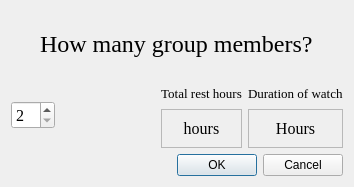
Above: restdialog.ui from HTalarmo/dnd-calendar before the change. Below: the same form after it.
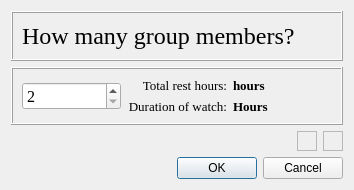
That is the form after the change.

Commit message: Prettied up the rest dialog

```diff
--- a/restdialog.ui
+++ b/restdialog.ui
@@ -15,7 +15,14 @@
   </property>
   <layout class="QVBoxLayout" name="verticalLayout">
    <item>
-    <layout class="QHBoxLayout" name="header_layout">
+    <widget class="QFrame" name="frame_3">
+     <property name="frameShape">
+      <enum>QFrame::Box</enum>
+     </property>
+     <property name="frameShadow">
+      <enum>QFrame::Raised</enum>
+     </property>
+     <layout class="QHBoxLayout" name="horizontalLayout_3">
      <item>
       <spacer name="header_spacer_L">
        <property name="orientation">
@@ -23,7 +30,7 @@
        </property>
        <property name="sizeHint" stdset="0">
         <size>
-         <width>40</width>
+          <width>0</width>
          <height>20</height>
         </size>
        </property>
@@ -56,10 +63,86 @@
       </spacer>
      </item>
     </layout>
+    </widget>
    </item>
    <item>
-    <layout class="QHBoxLayout" name="lower_layout">
-     <item>
+    <widget class="QFrame" name="frame_4">
+     <property name="frameShape">
+      <enum>QFrame::Box</enum>
+     </property>
+     <property name="frameShadow">
+      <enum>QFrame::Raised</enum>
+     </property>
+     <layout class="QGridLayout" name="gridLayout">
+      <item row="1" column="2">
+       <widget class="QLabel" name="duration_hours">
+        <property name="font">
+         <font>
+          <family>Georgia</family>
+          <pointsize>10</pointsize>
+          <weight>75</weight>
+          <bold>true</bold>
+         </font>
+        </property>
+        <property name="text">
+         <string>Hours</string>
+        </property>
+        <property name="alignment">
+         <set>Qt::AlignLeading|Qt::AlignLeft|Qt::AlignVCenter</set>
+        </property>
+       </widget>
+      </item>
+      <item row="1" column="1">
+       <widget class="QLabel" name="duration_label">
+        <property name="font">
+         <font>
+          <family>Georgia</family>
+          <pointsize>10</pointsize>
+         </font>
+        </property>
+        <property name="text">
+         <string>Duration of watch:</string>
+        </property>
+        <property name="alignment">
+         <set>Qt::AlignRight|Qt::AlignTrailing|Qt::AlignVCenter</set>
+        </property>
+       </widget>
+      </item>
+      <item row="0" column="1">
+       <widget class="QLabel" name="rest_label">
+        <property name="font">
+         <font>
+          <family>Georgia</family>
+          <pointsize>10</pointsize>
+         </font>
+        </property>
+        <property name="text">
+         <string>Total rest hours:</string>
+        </property>
+        <property name="alignment">
+         <set>Qt::AlignRight|Qt::AlignTrailing|Qt::AlignVCenter</set>
+        </property>
+       </widget>
+      </item>
+      <item row="0" column="2">
+       <widget class="QLabel" name="rest_hours">
+        <property name="font">
+         <font>
+          <family>Georgia</family>
+          <pointsize>10</pointsize>
+          <weight>75</weight>
+          <bold>true</bold>
+         </font>
+        </property>
+        <property name="text">
+         <string>hours</string>
+        </property>
+        <property name="alignment">
+         <set>Qt::AlignLeading|Qt::AlignLeft|Qt::AlignVCenter</set>
+        </property>
+       </widget>
+      </item>
+      <item row="0" column="0" rowspan="2">
       <widget class="QSpinBox" name="group_size">
        <property name="font">
         <font>
@@ -75,6 +158,11 @@
        </property>
       </widget>
      </item>
+     </layout>
+    </widget>
+   </item>
+   <item>
+    <layout class="QHBoxLayout" name="lower_layout">
      <item>
       <spacer name="horizontalSpacer">
        <property name="orientation">
@@ -92,22 +180,6 @@
       <layout class="QHBoxLayout" name="stats_layout">
        <item>
         <layout class="QVBoxLayout" name="rest_layout">
-         <item>
-          <widget class="QLabel" name="rest_label">
-           <property name="font">
-            <font>
-             <family>Georgia</family>
-             <pointsize>10</pointsize>
-            </font>
-           </property>
-           <property name="text">
-            <string>Total rest hours</string>
-           </property>
-           <property name="alignment">
-            <set>Qt::AlignCenter</set>
-           </property>
-          </widget>
-         </item>
          <item>
           <widget class="QFrame" name="frame">
            <property name="frameShape">
@@ -116,43 +188,13 @@
            <property name="frameShadow">
             <enum>QFrame::Raised</enum>
            </property>
-           <layout class="QHBoxLayout" name="horizontalLayout">
-            <item>
-             <widget class="QLabel" name="rest_hours">
-              <property name="font">
-               <font>
-                <family>Georgia</family>
-                <pointsize>12</pointsize>
-               </font>
-              </property>
-              <property name="text">
-               <string>hours</string>
-              </property>
-              <property name="alignment">
-               <set>Qt::AlignCenter</set>
-              </property>
-             </widget>
-            </item>
-           </layout>
+           <layout class="QHBoxLayout" name="horizontalLayout"/>
           </widget>
          </item>
         </layout>
        </item>
        <item>
         <layout class="QVBoxLayout" name="duration_layout">
-         <item>
-          <widget class="QLabel" name="duration_label">
-           <property name="font">
-            <font>
-             <family>Georgia</family>
-             <pointsize>10</pointsize>
-            </font>
-           </property>
-           <property name="text">
-            <string>Duration of watch</string>
-           </property>
-          </widget>
-         </item>
          <item>
           <widget class="QFrame" name="frame_2">
            <property name="frameShape">
@@ -161,24 +203,7 @@
            <property name="frameShadow">
             <enum>QFrame::Raised</enum>
            </property>
-           <layout class="QHBoxLayout" name="horizontalLayout_2">
-            <item>
-             <widget class="QLabel" name="duration_hours">
-              <property name="font">
-               <font>
-                <family>Georgia</family>
-                <pointsize>12</pointsize>
-               </font>
-              </property>
-              <property name="text">
-               <string>Hours</string>
-              </property>
-              <property name="alignment">
-               <set>Qt::AlignCenter</set>
-              </property>
-             </widget>
-            </item>
-           </layout>
+           <layout class="QHBoxLayout" name="horizontalLayout_2"/>
           </widget>
          </item>
         </layout>
```
Lines whose indentation alone changed are shown as unchanged.
